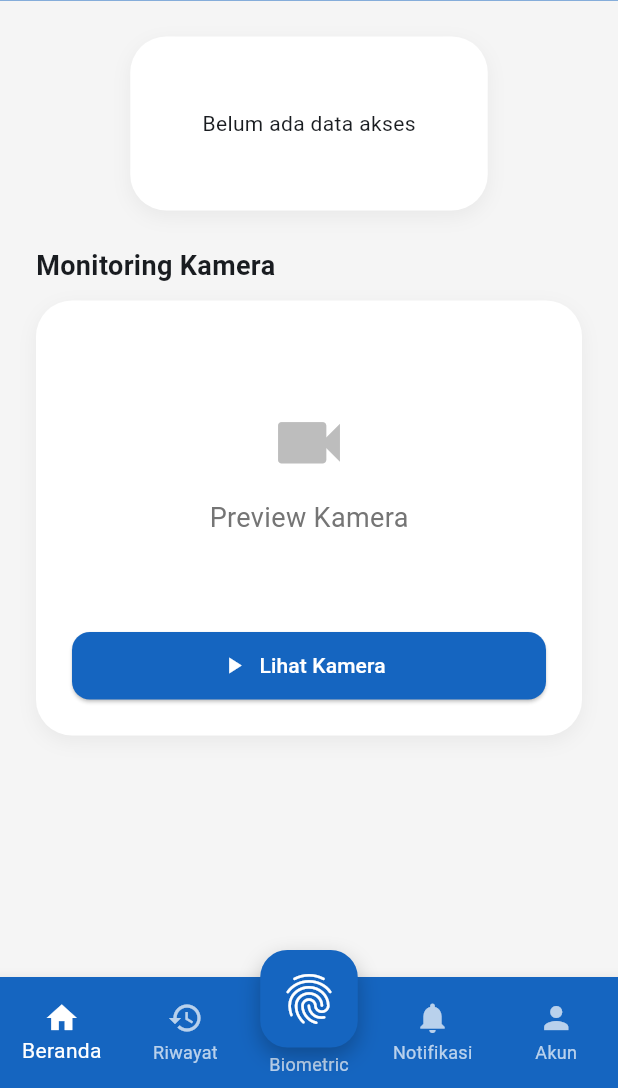
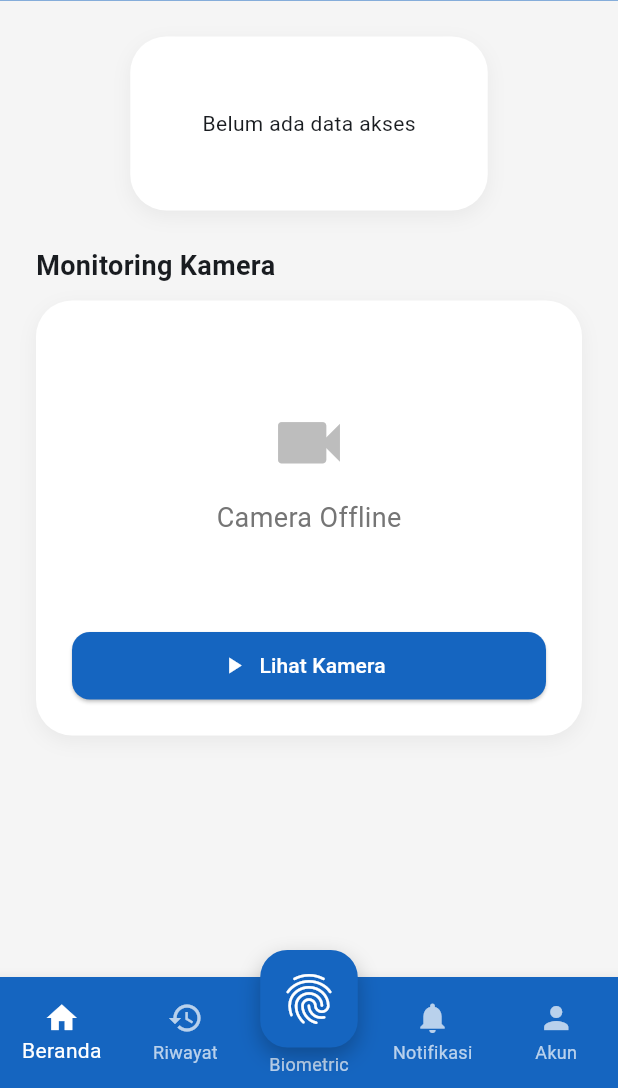
Before and after one commit to naufalzheinuary/smart_dorm_frontend, a Flutter app: the HomePage screen opened by its route, on a phone screen of 412 x 824 dp, the part 148-1236 px from its top. Run offline on Flutter 3.47's test engine with Material 3 defaults, Android fonts, the phone set to English and light mode, and no system bars; our stand-ins replace cloud_firestore, firebase_auth, firebase_core, go_router; missing offline and left inert: mjpeg_view; accounts and stored records are empty.

Commit message:
first commit

```diff
--- a/lib/core/router/app_router.dart
+++ b/lib/core/router/app_router.dart
@@ -2,7 +2,6 @@ import 'package:go_router/go_router.dart';
 
 import '../../features/auth/pages/splash_page.dart';
 import '../../features/auth/pages/login_page.dart';
-import '../../features/auth/pages/register_page.dart';
 
 import '../../features/home/pages/home_page.dart';
 
@@ -17,6 +16,7 @@ import '../../features/admin/pages/admin_users_page.dart';
 import '../../features/admin/pages/admin_logs_page.dart';
 import '../../features/admin/pages/admin_biometric_page.dart';
 import '../../features/admin/pages/admin_door_page.dart';
+import '../../features/admin/pages/admin_maintenance_page.dart';
 
 final GoRouter appRouter = GoRouter(
 
@@ -184,6 +184,15 @@ final GoRouter appRouter = GoRouter(
 
     ),
 
+    GoRoute(
+
+      path: '/admin-maintenance',
+
+      builder: (context, state) =>
+          const AdminMaintenancePage(),
+
+    ),
+
   ],
 
 );
--- a/lib/features/home/pages/home_page.dart
+++ b/lib/features/home/pages/home_page.dart
@@ -24,6 +24,8 @@ class _HomePageState
     extends State<HomePage> {
 
   bool showCamera = false;
+
+  String? cameraUrl;
 
   @override
   Widget build(BuildContext context) {
@@ -483,29 +485,47 @@ class _HomePageState
                               BorderRadius.circular(
                                   10),
 
-                          child: showCamera
+                          child: StreamBuilder<DocumentSnapshot>(
 
-                              ? MjpegView(
+                            stream: FirebaseFirestore.instance
+                                .collection('system_status')
+                                .doc('camera')
+                                .snapshots(),
 
-                                  uri:
-                                      'https://bernard-compact-noticed-primary.trycloudflare.com/video_feed',
+                            builder: (context, snapshot) {
+
+                              if (snapshot.hasData &&
+                                  snapshot.data!.exists) {
+
+                                final data =
+                                    snapshot.data!.data()
+                                        as Map<String, dynamic>;
+
+                                cameraUrl =
+                                    data['stream_url'];
+                              }
+
+                              if (showCamera &&
+                                  cameraUrl != null) {
+
+                                return MjpegView(
+
+                                  uri: cameraUrl!,
 
                                   fit: BoxFit.cover,
 
-                                  width:
-                                      double.infinity,
+                                  width: double.infinity,
 
-                                  timeout:
-                                      const Duration(
+                                  timeout: const Duration(
                                     seconds: 15,
                                   ),
-                                )
+                                );
+                              }
 
-                              : Column(
+                              return Column(
 
                                 mainAxisAlignment:
-                                      MainAxisAlignment
-                                          .center,
+                                    MainAxisAlignment.center,
 
                                 children: [
 
@@ -514,29 +534,31 @@ class _HomePageState
 
                                     size: 55,
 
-                                      color: Colors
-                                          .grey
-                                          .shade400,
+                                    color:
+                                        Colors.grey.shade400,
                                   ),
 
                                   const SizedBox(
-                                        height:
-                                            10),
+                                    height: 10,
+                                  ),
 
                                   Text(
-                                      'Preview Kamera',
 
-                                      style:
-                                          TextStyle(
-                                        fontSize:
-                                            18,
+                                    cameraUrl == null
+                                        ? 'Camera Offline'
+                                        : 'Preview Kamera',
 
-                                        color: Colors
-                                            .grey
-                                            .shade600,
+                                    style: TextStyle(
+
+                                      fontSize: 18,
+
+                                      color:
+                                          Colors.grey.shade600,
                                     ),
                                   ),
                                 ],
+                              );
+                            },
                           ),
                         ),
                       ),
@@ -559,11 +581,19 @@ class _HomePageState
 
                               try {
 
+                                if (cameraUrl != null) {
+
                                   await http.get(
+
                                     Uri.parse(
-                                    'https://bernard-compact-noticed-primary.trycloudflare.com/stop',
+
+                                      cameraUrl!.replaceAll(
+                                        '/video_feed',
+                                        '/stop',
+                                      ),
                                     ),
                                   );
+                                }
 
                               } catch (e) {
 
```
Also changed, not shown: lib/features/admin/pages/admin_maintenance_page.dart (added, +269 -0 lines), lib/features/admin/pages/admin_page.dart (+7 -0 lines). Lines whose indentation alone changed are shown as unchanged.
